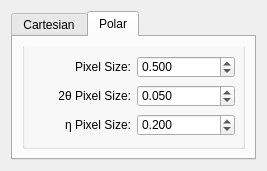
This is hexrd/ui/resources/ui/resolution_editor.ui in HEXRD/hexrdgui as Qt 5 draws it before an edit. The edited form follows.
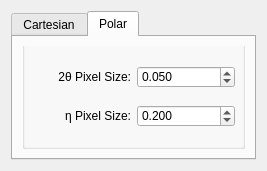
This is the edited form. The open tabs and pages were chosen to show the change.

Commit message:
Remove regular pixel size from polar resolution
The regular pixel size doesn't actually do anything, and Joel
told us that we should remove it.

Diff of the .ui file:
```diff
--- a/hexrd/ui/resources/ui/resolution_editor.ui
+++ b/hexrd/ui/resources/ui/resolution_editor.ui
@@ -93,30 +93,20 @@
           <string/>
          </property>
          <layout class="QGridLayout" name="gridLayout_5">
+          <item row="1" column="1">
+           <widget class="QDoubleSpinBox" name="polar_pixel_size_eta">
+            <property name="decimals">
+             <number>3</number>
+            </property>
+            <property name="maximum">
+             <double>99.989999999999995</double>
+            </property>
+            <property name="value">
+             <double>0.200000000000000</double>
+            </property>
+           </widget>
+          </item>
           <item row="0" column="0">
-           <widget class="QLabel" name="label_4">
-            <property name="text">
-             <string>Pixel Size:</string>
-            </property>
-            <property name="alignment">
-             <set>Qt::AlignRight|Qt::AlignTrailing|Qt::AlignVCenter</set>
-            </property>
-           </widget>
-          </item>
-          <item row="0" column="1">
-           <widget class="QDoubleSpinBox" name="polar_pixel_size">
-            <property name="decimals">
-             <number>3</number>
-            </property>
-            <property name="maximum">
-             <double>99.989999999999995</double>
-            </property>
-            <property name="value">
-             <double>0.500000000000000</double>
-            </property>
-           </widget>
-          </item>
-          <item row="1" column="0">
            <widget class="QLabel" name="label_3">
             <property name="text">
              <string>2θ Pixel Size:</string>
@@ -126,7 +116,7 @@
             </property>
            </widget>
           </item>
-          <item row="1" column="1">
+          <item row="0" column="1">
            <widget class="QDoubleSpinBox" name="polar_pixel_size_tth">
             <property name="decimals">
              <number>3</number>
@@ -139,7 +129,7 @@
             </property>
            </widget>
           </item>
-          <item row="2" column="0">
+          <item row="1" column="0">
            <widget class="QLabel" name="label_2">
             <property name="text">
              <string>η Pixel Size:</string>
@@ -149,19 +139,6 @@
             </property>
            </widget>
           </item>
-          <item row="2" column="1">
-           <widget class="QDoubleSpinBox" name="polar_pixel_size_eta">
-            <property name="decimals">
-             <number>3</number>
-            </property>
-            <property name="maximum">
-             <double>99.989999999999995</double>
-            </property>
-            <property name="value">
-             <double>0.200000000000000</double>
-            </property>
-           </widget>
-          </item>
          </layout>
         </widget>
        </item>
```
The commit also changes 4 other files.
